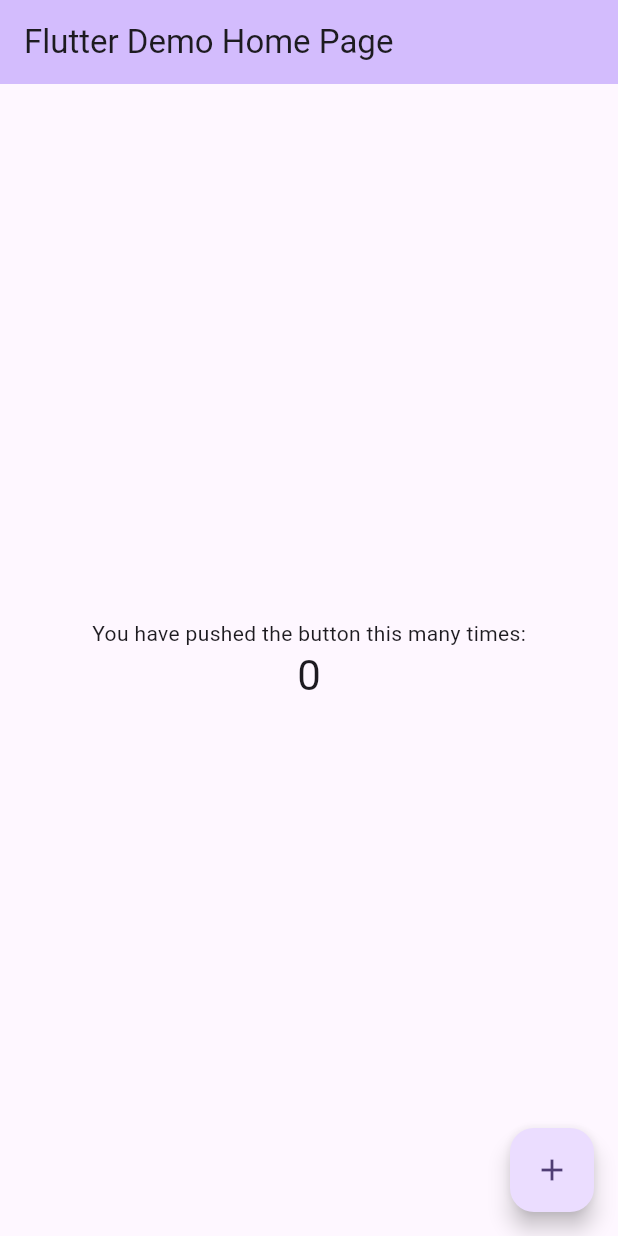
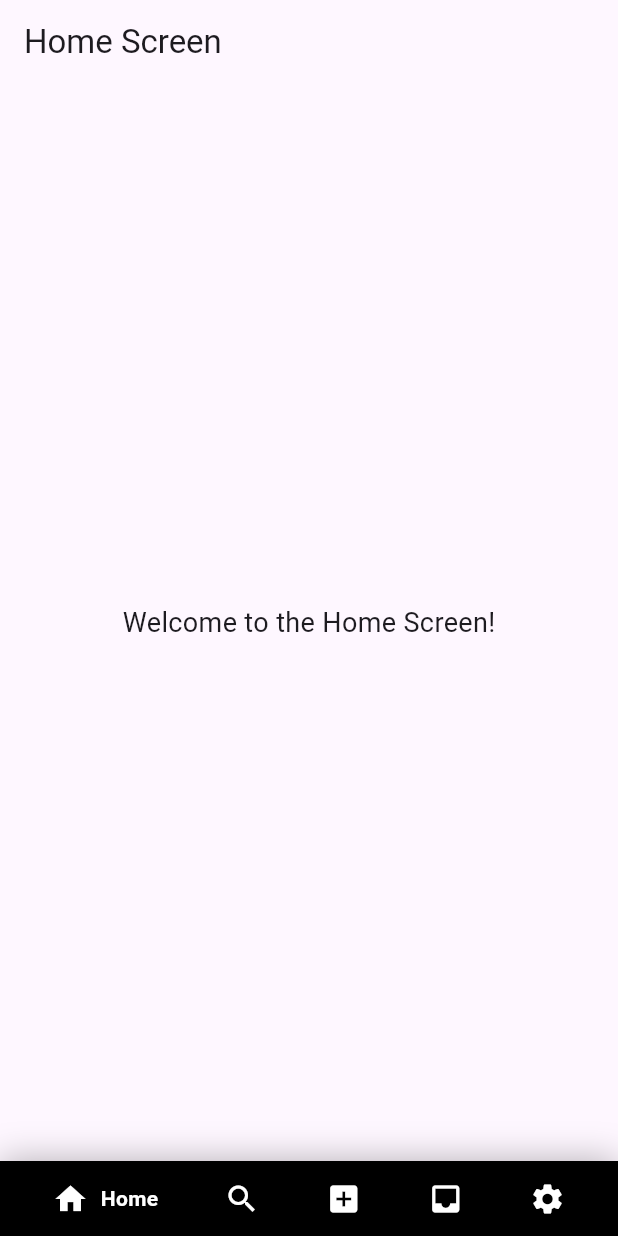
Before and after one commit to AroKano/bibcrush, a Flutter app: the screen it shows after launch, on a phone screen of 412 x 824 dp. Run offline on Flutter 3.47's test engine with Material 3 defaults, Android fonts, the phone set to English and light mode, and no system bars; drawn by our look-alikes of google_nav_bar.

Commit message:
navbar + create_post connected

```diff
--- a/lib/main.dart
+++ b/lib/main.dart
@@ -1,125 +1,19 @@
 import 'package:flutter/material.dart';
+import 'package:bibcrush/pages/home_screen.dart';
 
 void main() {
-  runApp(const MyApp());
+  runApp(MyApp());
 }
 
 class MyApp extends StatelessWidget {
-  const MyApp({super.key});
-
-  // This widget is the root of your application.
   @override
   Widget build(BuildContext context) {
     return MaterialApp(
-      title: 'Flutter Demo',
+      title: 'My App',
       theme: ThemeData(
-        // This is the theme of your application.
-        //
-        // TRY THIS: Try running your application with "flutter run". You'll see
-        // the application has a blue toolbar. Then, without quitting the app,
-        // try changing the seedColor in the colorScheme below to Colors.green
-        // and then invoke "hot reload" (save your changes or press the "hot
-        // reload" button in a Flutter-supported IDE, or press "r" if you used
-        // the command line to start the app).
-        //
-        // Notice that the counter didn't reset back to zero; the application
-        // state is not lost during the reload. To reset the state, use hot
-        // restart instead.
-        //
-        // This works for code too, not just values: Most code changes can be
-        // tested with just a hot reload.
-        colorScheme: ColorScheme.fromSeed(seedColor: Colors.deepPurple),
-        useMaterial3: true,
+        primarySwatch: Colors.blue,
       ),
-      home: const MyHomePage(title: 'Flutter Demo Home Page'),
+      home: HomeScreen(),
     );
   }
 }
-
-class MyHomePage extends StatefulWidget {
-  const MyHomePage({super.key, required this.title});
-
-  // This widget is the home page of your application. It is stateful, meaning
-  // that it has a State object (defined below) that contains fields that affect
-  // how it looks.
-
-  // This class is the configuration for the state. It holds the values (in this
-  // case the title) provided by the parent (in this case the App widget) and
-  // used by the build method of the State. Fields in a Widget subclass are
-  // always marked "final".
-
-  final String title;
-
-  @override
-  State<MyHomePage> createState() => _MyHomePageState();
-}
-
-class _MyHomePageState extends State<MyHomePage> {
-  int _counter = 0;
-
-  void _incrementCounter() {
-    setState(() {
-      // This call to setState tells the Flutter framework that something has
-      // changed in this State, which causes it to rerun the build method below
-      // so that the display can reflect the updated values. If we changed
-      // _counter without calling setState(), then the build method would not be
-      // called again, and so nothing would appear to happen.
-      _counter++;
-    });
-  }
-
-  @override
-  Widget build(BuildContext context) {
-    // This method is rerun every time setState is called, for instance as done
-    // by the _incrementCounter method above.
-    //
-    // The Flutter framework has been optimized to make rerunning build methods
-    // fast, so that you can just rebuild anything that needs updating rather
-    // than having to individually change instances of widgets.
-    return Scaffold(
-      appBar: AppBar(
-        // TRY THIS: Try changing the color here to a specific color (to
-        // Colors.amber, perhaps?) and trigger a hot reload to see the AppBar
-        // change color while the other colors stay the same.
-        backgroundColor: Theme.of(context).colorScheme.inversePrimary,
-        // Here we take the value from the MyHomePage object that was created by
-        // the App.build method, and use it to set our appbar title.
-        title: Text(widget.title),
-      ),
-      body: Center(
-        // Center is a layout widget. It takes a single child and positions it
-        // in the middle of the parent.
-        child: Column(
-          // Column is also a layout widget. It takes a list of children and
-          // arranges them vertically. By default, it sizes itself to fit its
-          // children horizontally, and tries to be as tall as its parent.
-          //
-          // Column has various properties to control how it sizes itself and
-          // how it positions its children. Here we use mainAxisAlignment to
-          // center the children vertically; the main axis here is the vertical
-          // axis because Columns are vertical (the cross axis would be
-          // horizontal).
-          //
-          // TRY THIS: Invoke "debug painting" (choose the "Toggle Debug Paint"
-          // action in the IDE, or press "p" in the console), to see the
-          // wireframe for each widget.
-          mainAxisAlignment: MainAxisAlignment.center,
-          children: <Widget>[
-            const Text(
-              'You have pushed the button this many times:',
-            ),
-            Text(
-              '$_counter',
-              style: Theme.of(context).textTheme.headlineMedium,
-            ),
-          ],
-        ),
-      ),
-      floatingActionButton: FloatingActionButton(
-        onPressed: _incrementCounter,
-        tooltip: 'Increment',
-        child: const Icon(Icons.add),
-      ), // This trailing comma makes auto-formatting nicer for build methods.
-    );
-  }
-}
--- a/lib/pages/create_post.dart
+++ b/lib/pages/create_post.dart
@@ -1,23 +1,7 @@
 import 'package:flutter/material.dart';
+import 'custom_nav_bar.dart';
 
-void main() {
-  runApp(MyApp());
-}
-
-class MyApp extends StatelessWidget {
-  @override
-  Widget build(BuildContext context) {
-    return MaterialApp(
-      title: 'Post Screen',
-      theme: ThemeData(
-        primarySwatch: Colors.blue,
-      ),
-      home: PostScreen(),
-    );
-  }
-}
-
-class PostScreen extends StatelessWidget {
+class CreatePost extends StatelessWidget {
   @override
   Widget build(BuildContext context) {
     return Scaffold(
@@ -25,14 +9,17 @@ class PostScreen extends StatelessWidget {
         leading: IconButton(
           icon: Icon(Icons.close),
           onPressed: () {
-            // Handle cancel/post action
+            Navigator.pop(context); // Close the current screen
           },
         ),
-        title: Text('9:41'),
+        title: Text('Create Post'),
         actions: [
           TextButton(
             onPressed: () {
-              // Handle cancel/post action
+              // Handle post action
+
+              // Assuming the post is successful, navigate back to the previous screen
+              Navigator.pop(context);
             },
             child: Text('Post'),
           ),
@@ -53,6 +40,11 @@ class PostScreen extends StatelessWidget {
           ],
         ),
       ),
+      bottomNavigationBar: CustomNavBar(
+        onTabChange: (index) {
+          // Handle tab change if needed
+        },
+      ),
     );
   }
 }
--- /dev/null
+++ b/lib/pages/custom_nav_bar.dart
@@ -0,0 +1,77 @@
+import 'package:flutter/material.dart';
+import 'package:google_nav_bar/google_nav_bar.dart';
+
+class CustomNavBar extends StatelessWidget {
+  final Function(int) onTabChange;
+  final int? selectedIndex; // Make selectedIndex optional
+
+  const CustomNavBar({
+    Key? key,
+    required this.onTabChange,
+    this.selectedIndex,
+  }) : super(key: key);
+
+  @override
+  Widget build(BuildContext context) {
+    return Container(
+      decoration: BoxDecoration(
+        color: Colors.black,
+        boxShadow: [
+          BoxShadow(blurRadius: 20, color: Colors.black.withOpacity(.3)),
+        ],
+      ),
+      child: SafeArea(
+        child: Padding(
+          padding: const EdgeInsets.symmetric(horizontal: 15.0, vertical: 8),
+          child: GNav(
+            gap: 8,
+            activeColor: Colors.white,
+            iconSize: 24,
+            padding: EdgeInsets.symmetric(horizontal: 20, vertical: 5),
+            duration: Duration(milliseconds: 800),
+            tabBackgroundColor: Colors.black,
+            tabs: [
+              GButton(
+                icon: Icons.home,
+                text: 'Home',
+                iconColor: Colors.white,
+                textColor: Colors.white,
+                backgroundColor: Colors.black,
+              ),
+              GButton(
+                icon: Icons.search,
+                text: 'Search',
+                iconColor: Colors.white,
+                textColor: Colors.white,
+                backgroundColor: Colors.black,
+              ),
+              GButton(
+                icon: Icons.add_box,
+                text: 'Post',
+                iconColor: Colors.white,
+                textColor: Colors.white,
+                backgroundColor: Colors.black,
+              ),
+              GButton(
+                icon: Icons.inbox,
+                text: 'Inbox',
+                iconColor: Colors.white,
+                textColor: Colors.white,
+                backgroundColor: Colors.black,
+              ),
+              GButton(
+                icon: Icons.settings,
+                text: 'Settings',
+                iconColor: Colors.white,
+                textColor: Colors.white,
+                backgroundColor: Colors.black,
+              ),
+            ],
+            selectedIndex: selectedIndex ?? 0, // Default to 0 if selectedIndex is null
+            onTabChange: onTabChange,
+          ),
+        ),
+      ),
+    );
+  }
+}
--- /dev/null
+++ b/lib/pages/home_screen.dart
@@ -0,0 +1,43 @@
+import 'package:flutter/material.dart';
+import 'custom_nav_bar.dart';
+import 'create_post.dart';
+
+class HomeScreen extends StatefulWidget {
+  @override
+  _HomeScreenState createState() => _HomeScreenState();
+}
+
+class _HomeScreenState extends State<HomeScreen> {
+  int _selectedIndex = 0;
+
+  @override
+  Widget build(BuildContext context) {
+    return Scaffold(
+      appBar: AppBar(
+        title: Text('Home Screen'),
+      ),
+      body: Center(
+        child: Text(
+          'Welcome to the Home Screen!',
+          style: TextStyle(fontSize: 18),
+        ),
+      ),
+      bottomNavigationBar: CustomNavBar(
+        selectedIndex: _selectedIndex,
+        onTabChange: (index) {
+          setState(() {
+            _selectedIndex = index;
+          });
+
+          // Handle additional logic based on tab changes, if needed
+          if (index == 2) {
+            Navigator.push(
+              context,
+              MaterialPageRoute(builder: (context) => CreatePost()),
+            );
+          }
+        },
+      ),
+    );
+  }
+}
--- a/pubspec.yaml
+++ b/pubspec.yaml
@@ -35,6 +35,9 @@ dependencies:
   # The following adds the Cupertino Icons font to your application.
   # Use with the CupertinoIcons class for iOS style icons.
   cupertino_icons: ^1.0.2
+  flutterflow_ui: ^0.2.0+1
+  google_nav_bar: ^5.0.6
+  easy_dashboard: ^0.0.2
 
 dev_dependencies:
   flutter_test:
```
Also changed, not shown: lib/pages/dashboard_page.dart (deleted), pubspec.lock, 12 other files.
